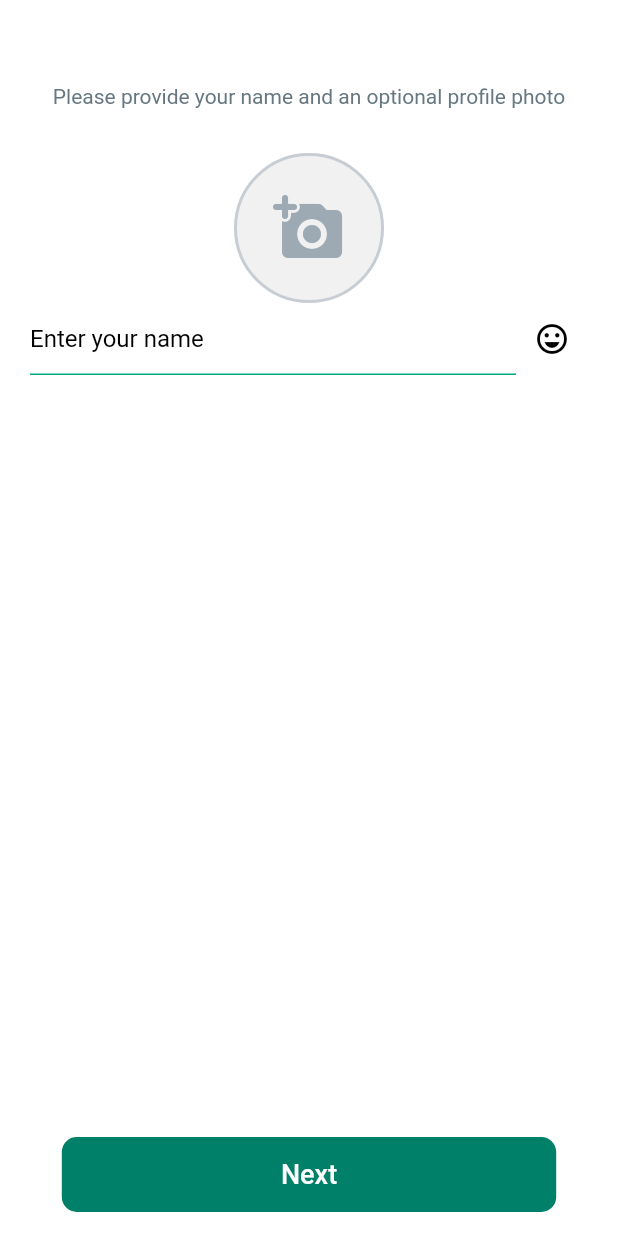
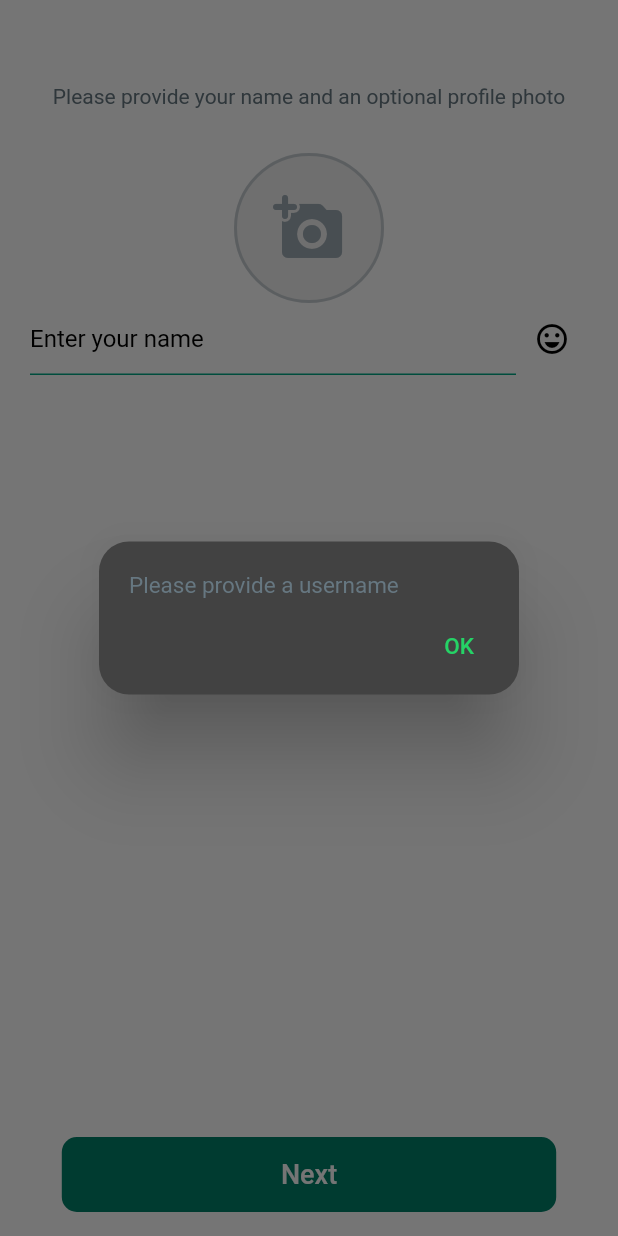
Before and after one commit to mageshyt/whatapp_clone_flutter, a Flutter app: the screen it shows after launch, after a tap on "Next", on a phone screen of 412 x 824 dp. Run offline on Flutter 3.47's test engine with Material 2 defaults, Android fonts, the phone set to English and light mode, and no system bars; our stand-ins replace cloud_firestore, country_picker, firebase_auth, firebase_core, firebase_storage, flutter_otp_text_field and 3 more; missing offline and left inert: photo_manager; accounts and stored records are empty.

Commit message:
:construction:  add user to firebase function added

```diff
--- a/lib/features/auth/pages/user_information_view.dart
+++ b/lib/features/auth/pages/user_information_view.dart
@@ -2,30 +2,52 @@ import 'dart:io';
 import 'dart:typed_data';
 
 import 'package:flutter/material.dart';
+import 'package:flutter_riverpod/flutter_riverpod.dart';
 import 'package:image_picker/image_picker.dart';
 import 'package:whatapp_clone/common/common.dart';
 import 'package:whatapp_clone/common/helper/show_alert_dialog.dart';
+import 'package:whatapp_clone/features/auth/controllers/auth_controller.dart';
 import 'package:whatapp_clone/features/auth/pages/image_picker_view.dart';
 import 'package:whatapp_clone/features/auth/widgets/custom_text_field.dart';
 import 'package:whatapp_clone/features/auth/widgets/image_picker_icon.dart';
 import 'package:whatapp_clone/features/auth/widgets/short_h_bar.dart';
 import 'package:whatapp_clone/theme/custom_theme_extenstion.dart';
 
-class UserInformationView extends StatefulWidget {
+class UserInformationView extends ConsumerStatefulWidget {
   const UserInformationView({Key? key}) : super(key: key);
 
   @override
   _UserInformationViewState createState() => _UserInformationViewState();
 }
 
-class _UserInformationViewState extends State<UserInformationView> {
+class _UserInformationViewState extends ConsumerState<UserInformationView> {
   // ------ image ------
   File? imageCamera;
   Uint8List? imageGallery;
 
 // -----controller name -----
 
-  final name_controller = TextEditingController();
+  late TextEditingController usernameController;
+
+  // --- function to save user data
+  saveUserDataToFirebase() async {
+    String username = usernameController.text;
+    print(username);
+    if (username.isEmpty) {
+      return showAlertDialog(
+          context: context, content: 'Please provide a username');
+    } else if (username.length < 3 || username.length >= 20) {
+      return showAlertDialog(
+          context: context,
+          content: 'A username length should be between 3-20');
+    }
+
+    ref.read(authControllerProvider).saveUserInfo(
+        username: username,
+        profileImage: imageCamera ?? imageGallery ?? '',
+        context: context,
+        mounted: mounted);
+  }
 
   // ------- image picker type bottomsheet------\
   imagePickerTypeBottomSheet() {
@@ -33,7 +55,7 @@ class _UserInformationViewState extends State<UserInformationView> {
         context: context,
         builder: (context) {
           return Column(
-            // mainAxisSize: MainAxisSize.min,
+            mainAxisSize: MainAxisSize.min,
             children: [
               const ShortHBar(
                 width: 50,
@@ -96,6 +118,9 @@ class _UserInformationViewState extends State<UserInformationView> {
                         }
                       })
                 ],
+              ),
+              const SizedBox(
+                height: 60,
               )
             ],
           );
@@ -117,6 +142,18 @@ class _UserInformationViewState extends State<UserInformationView> {
     } catch (e) {
       showAlertDialog(context: context, content: e.toString(), title: 'Error');
     }
+  }
+
+  @override
+  void initState() {
+    usernameController = TextEditingController();
+    super.initState();
+  }
+
+  @override
+  void dispose() {
+    usernameController.dispose();
+    super.dispose();
   }
 
   @override
@@ -181,7 +218,7 @@ class _UserInformationViewState extends State<UserInformationView> {
             children: [
               Expanded(
                 child: CustomTextField(
-                  controller: TextEditingController(),
+                  controller: usernameController,
                   hintText: 'Enter your name',
                   textAlign: TextAlign.left,
                 ),
@@ -201,8 +238,8 @@ class _UserInformationViewState extends State<UserInformationView> {
         ]),
       ),
       floatingActionButtonLocation: FloatingActionButtonLocation.centerFloat,
-      floatingActionButton:
-          CustomElevatedButton(onPressed: () {}, label: "Next"),
+      floatingActionButton: CustomElevatedButton(
+          onPressed: saveUserDataToFirebase, label: "Next"),
     );
   }
 }
--- a/lib/routers/router.dart
+++ b/lib/routers/router.dart
@@ -2,6 +2,7 @@ import 'package:flutter/material.dart';
 import 'package:whatapp_clone/features/auth/pages/login_view.dart';
 import 'package:whatapp_clone/features/auth/pages/opt_view.dart';
 import 'package:whatapp_clone/features/auth/pages/user_information_view.dart';
+import 'package:whatapp_clone/features/home/view/home_view.dart';
 import 'package:whatapp_clone/features/welcome/view/welcome_screen.dart';
 
 class Routes {
@@ -9,6 +10,7 @@ class Routes {
   static const String login = 'login';
   static const String verification = 'verification';
   static const String userInformation = 'userInformation';
+  static const String home = 'home';
   static Route<dynamic> onGenerateRoute(RouteSettings settings) {
     switch (settings.name) {
       case welcome:
@@ -26,6 +28,9 @@ class Routes {
       case userInformation:
         return MaterialPageRoute(
             builder: (context) => const UserInformationView());
+
+      case home:
+        return MaterialPageRoute(builder: (context) => const HomeView());
       default:
         return MaterialPageRoute(
           builder: (context) => const Scaffold(
```
Also changed, not shown: lib/common/repositories/common_firebase_storge_repo.dart (added, +35 -0 lines), lib/features/auth/controllers/auth_controller.dart (+18 -2 lines), lib/features/auth/repository/auth_repository.dart (+57 -1 lines), lib/features/home/view/home_view.dart (added, +12 -0 lines), lib/models/user_model.dart (added, +40 -0 lines).
